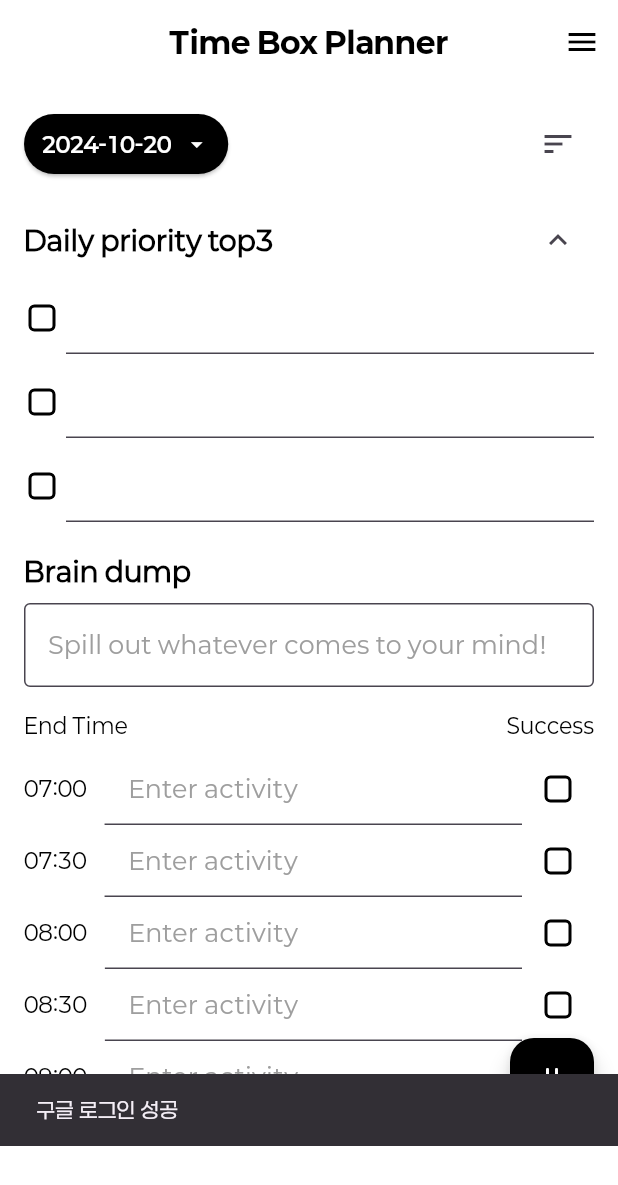
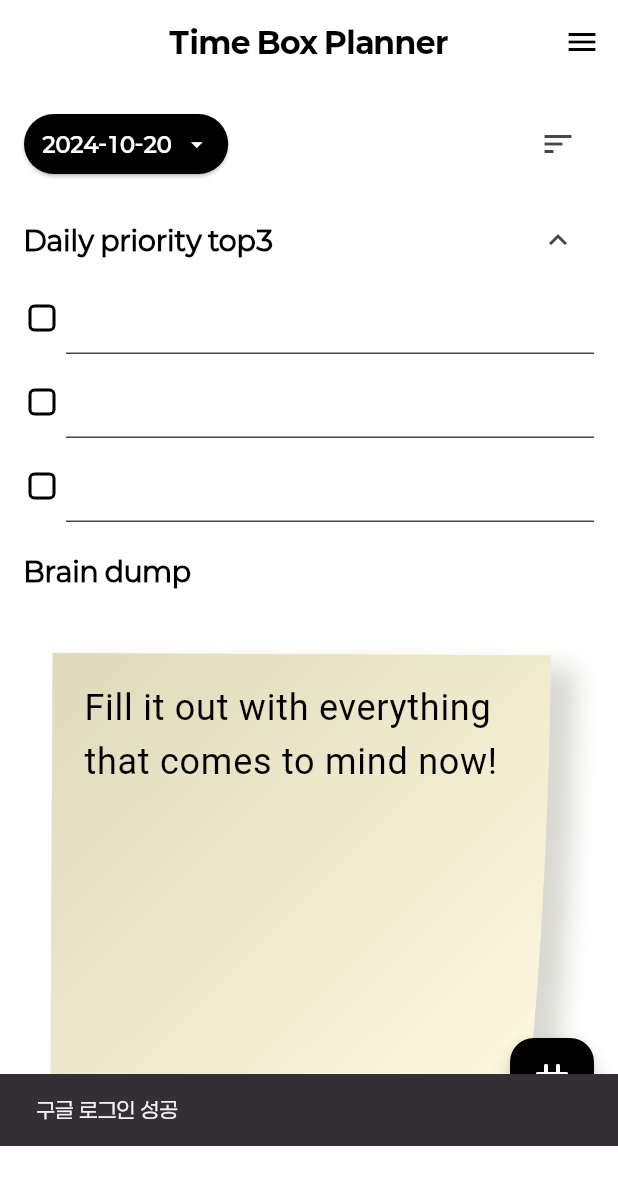
Before and after one commit to 9oHigh/usket.Tig, a Flutter app: the screen it shows after launch, after a tap on "구글 로그인", on a phone screen of 412 x 824 dp. Shown: the top 1185 px of the screen. Run offline on Flutter 3.47's test engine with Material 3 defaults, Android fonts, the light colour scheme and no system bars; drawn by our look-alikes of google_mobile_ads; our stand-ins replace cloud_firestore, firebase_auth, firebase_core, flutter_dotenv, flutter_keyboard_visibility, flutter_riverpod and 4 more; missing offline and left inert: flutter_email_sender, home_widget, kakao_flutter_sdk_user; accounts and stored records are empty; generated files the repository leaves out were written again; network calls fail; Roboto replaces fonts that are missing (NanumBrush).

Commit message:
feat:  new design and reconfigure layout

```diff
--- a/tig/lib/main.dart
+++ b/tig/lib/main.dart
@@ -1,6 +1,7 @@
 import 'dart:ui';
 
 import 'package:flutter/material.dart';
+import 'package:flutter_localizations/flutter_localizations.dart';
 import 'package:flutter_riverpod/flutter_riverpod.dart';
 import 'package:google_mobile_ads/google_mobile_ads.dart';
 import 'package:flutter_dotenv/flutter_dotenv.dart';
@@ -73,15 +74,29 @@
     return user != null && isLoggedIn;
   }
 
-  void _setHomeArrangeStatus() async {
+  _setHomeArrangeStatus() async {
     final SharedPreferences pref = await SharedPreferences.getInstance();
-    pref.setBool("isOnDaily", true);
-    pref.setBool("isOnBraindump", true);
+    final bool? isOnDaily = pref.getBool("isOnDaily");
+    final bool? isOnBraindump = pref.getBool("isOnBraindump");
+    if (isOnDaily == null && isOnBraindump == null) {
+      pref.setBool("isOnDaily", true);
+      pref.setBool("isOnBraindump", true);
+    }
   }
 
   @override
   Widget build(BuildContext context) {
     return MaterialApp(
+      supportedLocales: const [
+        Locale('en', ''),
+        Locale('ja', ''),
+        Locale('ko', ''),
+      ],
+      localizationsDelegates: const [
+        GlobalMaterialLocalizations.delegate,
+        GlobalWidgetsLocalizations.delegate,
+        GlobalCupertinoLocalizations.delegate,
+      ],
       builder: (context, child) {
         return ScrollConfiguration(
           behavior: Helpers.fixedScrollBehavior,
--- a/tig/lib/presentation/screens/auth/auth_screen.dart
+++ b/tig/lib/presentation/screens/auth/auth_screen.dart
@@ -27,7 +27,11 @@
                     await authUseCase.signInWithGoogle();
                     prefs.setBool("isLoggedIn", true);
                     messenger.showSnackBar(
-                      const SnackBar(content: Text('구글 로그인 성공')),
+                      const SnackBar(
+                          content: Text(
+                        '구글 로그인 성공',
+                        style: TextStyle(),
+                      )),
                     );
                     navigator.pushReplacementNamed('/home');
                   } catch (e) {
@@ -69,7 +73,7 @@
                             child: Text(
                               "구글 로그인",
                               style: TextStyle(
-                                  fontWeight: FontWeight.w400, fontSize: 17),
+                                  fontWeight: FontWeight.w400, fontSize: 16),
                             ),
                           ),
                         )
--- a/tig/lib/presentation/screens/home/home_screen.dart
+++ b/tig/lib/presentation/screens/home/home_screen.dart
@@ -1,5 +1,4 @@
 import 'dart:async';
-
 import 'package:firebase_auth/firebase_auth.dart';
 import 'package:flutter/material.dart';
 import 'package:flutter_keyboard_visibility/flutter_keyboard_visibility.dart';
@@ -30,9 +29,12 @@
   late DateTime _dateTime;
   late Tig tigData = Tig(date: DateTime.now());
   List<TextEditingController> _controllers = [];
+  List<String> tags = [];
+
   List<FocusNode> _focusNodes = [];
+  List<FocusNode> _dailyPrioritysNodes = [];
+  FocusNode _braindumpNode = FocusNode();
   int? _focusNodeIndex;
-  List<String> tags = [];
 
   late ScrollController _scrollController;
   late AnimationController _animationController;
@@ -41,7 +43,7 @@
   @override
   void initState() {
     super.initState();
-
+    _dateTime = DateTime.now();
     _userId = FirebaseAuth.instance.currentUser?.uid ?? 'defaultUserId';
 
     _scrollController = ScrollController()
@@ -60,12 +62,9 @@
 
     _brainDumpController = TextEditingController();
 
-    _dateTime = DateTime.now();
-
+    _initailizeFocusNodes();
     _loadTigData();
-
     _loadTags();
-
     _loadPreferences();
   }
 
@@ -81,6 +80,13 @@
       focusNode.dispose();
     }
     super.dispose();
+  }
+
+  _initailizeFocusNodes() {
+    _dailyPrioritysNodes = List.generate(3, (index) {
+      return FocusNode();
+    });
+    _braindumpNode = FocusNode();
   }
 
   Future<void> _loadTigData() async {
@@ -163,11 +169,11 @@
     }
   }
 
-  _showFullScreenAd() {
+  _showFullScreenAd() async {
     setState(() {
       _fullAdIsLoading = true;
     });
-    Future.delayed(const Duration(seconds: 3));
+    await Future.delayed(const Duration(seconds: 2));
     AdMobService.loadInterstitialAd(
         () => _pushTigModeScreen(context), _setFullAdLoaded);
   }
@@ -183,6 +189,38 @@
       AppRoute.tigMode,
       arguments: tigData,
     );
+  }
+
+  _showSavedDialog() {
+    showDialog(
+      context: context,
+      builder: (context) => AlertDialog(
+        actionsAlignment: MainAxisAlignment.center,
+        title: const Center(child: Text("저장 완료")),
+        content: const Text(
+          "저장이 완료되었습니다.",
+          textAlign: TextAlign.center,
+        ),
+        actions: [
+          ElevatedButton(
+            onPressed: () => Navigator.of(context).pop(),
+            child: const Text('확인'),
+          ),
+        ],
+      ),
+    );
+  }
+
+  TextStyle _getTextStyle(BuildContext context) {
+    Locale currentLocale = Localizations.localeOf(context);
+    Localizations.localeOf(context);
+    if (currentLocale.languageCode == 'ja') {
+      return const TextStyle(
+          fontFamily: 'ShigotoMemogaki', fontSize: 24, color: Colors.black);
+    } else {
+      return const TextStyle(
+          fontFamily: 'NanumBrush', fontSize: 24, color: Colors.black);
+    }
   }
 
   @override
@@ -217,58 +255,56 @@
           }),
           bottomSheet: KeyboardVisibilityBuilder(
             builder: (context, isVisible) {
-              if (isVisible) {
-                return Row(
-                  children: [
-                    Padding(
+              FocusNode currentFocus = FocusManager.instance.primaryFocus!;
+              bool isOtherFocusNodeFocused =
+                  !_focusNodes.contains(currentFocus);
+              if (isVisible && !isOtherFocusNodeFocused) {
+                return Padding(
                   padding: EdgeInsets.only(
-                        left: 16,
-                        right: 16,
+                    top: 2.0,
+                    left: 2.0,
+                    right: 2.0,
                     bottom: MediaQuery.of(context).viewInsets.bottom,
                   ),
-                      child: Container(
-                        width: MediaQuery.of(context).size.width - 32,
-                        height: 44,
-                        color: Colors.transparent,
+                  child: SizedBox(
+                    width: MediaQuery.of(context).size.width,
+                    child: SingleChildScrollView(
+                      scrollDirection: Axis.horizontal,
                       child: Row(
-                          mainAxisAlignment: MainAxisAlignment.spaceBetween,
-                          children: [
-                            Expanded(
-                              child: ListView.builder(
-                                  itemCount: tags.length,
-                                  scrollDirection: Axis.horizontal,
-                                  itemBuilder: (context, index) {
+                        children: tags.map((tag) {
                           return Padding(
                             padding:
-                                          const EdgeInsets.only(right: 16.0),
-                                      child: Center(
+                                const EdgeInsets.only(right: 2.0, left: 2.0),
                             child: TextButton(
                               onPressed: () {
-                                          _insertTextAtCursor(tags[index]);
+                                _insertTextAtCursor(tag);
+                                _moveToNextTextField();
                               },
-                                        child: Text(
-                                          tags[index],
+                              child: Text(tag),
                             ),
-                                      )),
                           );
-                                  }),
-                            ),
-                            IconButton(
-                              onPressed: () => _moveToNextTextField(),
-                              icon: const Icon(Icons.arrow_downward),
-                            ),
-                          ],
+                        }).toList(),
                       ),
                     ),
                   ),
-                  ],
                 );
               } else {
                 return const SizedBox.shrink();
               }
             },
           ),
-          body: Column(
+          body: LayoutBuilder(
+            builder: (context, constraints) {
+              return KeyboardVisibilityBuilder(builder: (context, isVisible) {
+                FocusNode currentFocus = FocusManager.instance.primaryFocus!;
+                bool isOtherFocusNodeFocused =
+                    !_focusNodes.contains(currentFocus);
+                return Padding(
+                  padding: EdgeInsets.only(
+                      bottom: isVisible && !isOtherFocusNodeFocused
+                          ? MediaQuery.of(context).viewInsets.bottom + 20
+                          : 0),
+                  child: Column(
                     children: [
                       Expanded(
                         child: ListView(
@@ -283,7 +319,8 @@
                               _buildExpandableSection(
                                 "Daily priority top3",
                                 _isDayExpanded,
-                        () => setState(() => _isDayExpanded = !_isDayExpanded),
+                                () => setState(
+                                    () => _isDayExpanded = !_isDayExpanded),
                                 tigData.dayTopPriorities,
                                 (index, value) {
                                   setState(() {
@@ -315,19 +352,24 @@
                               children: [
                                 SizedBox(
                                   child: ElevatedButton(
-                            onPressed: () {
-                              _saveTigData();
+                                    onPressed: () async {
+                                      await _saveTigData();
+                                      _showSavedDialog();
                                     },
                                     child: const Text('저장 하기'),
                                   ),
                                 ),
                                 SizedBox(
-                          child: ElevatedButton(
-                            onPressed: () {
-                              _saveTigData();
-                              _showFullScreenAd();
+                                  child: ElevatedButton.icon(
+                                    icon: const ImageIcon(
+                                      AssetImage("assets/images/play.png"),
+                                      size: 10,
+                                    ),
+                                    onPressed: () async {
+                                      await _saveTigData();
+                                      await _showFullScreenAd();
                                     },
-                            child: const Text('티그 모드'),
+                                    label: const Text('티그 모드'),
                                   ),
                                 ),
                               ],
@@ -336,6 +378,10 @@
                         ),
                       ),
                     ],
+                  ),
+                );
+              });
+            },
           ),
         ),
         if (_fullAdIsLoading) ...[
@@ -348,7 +394,7 @@
                   mainAxisAlignment: MainAxisAlignment.center,
                   children: [
                     Text(
-                      "티그 모드를 위해 데이터를 준비중이에요.\n준비되는 동안 광고가 나와요.\n잠시만 기다려주시면 멋진 티그모드를 만날 수 있어요!",
+                      "티그 모드를 위해 데이터를 준비중이에요.\n준비되는 동안 광고가 나와요.\n잠시만 기다려주세요🔥",
                       style: TextStyle(
                         color: Colors.white,
                         fontWeight: FontWeight.bold,
@@ -408,14 +454,38 @@
           ),
         ),
         const SizedBox(height: 8),
-        TextField(
+        Container(
+          height: MediaQuery.of(context).size.width,
+          width: MediaQuery.of(context).size.width,
+          decoration: const BoxDecoration(
+            image: DecorationImage(
+              image: AssetImage('assets/images/post_it.png'),
+              fit: BoxFit.cover,
+            ),
+          ),
+          child: TextField(
+            focusNode: _braindumpNode,
+            cursorColor: Colors.black,
+            cursorHeight: 16,
+            cursorWidth: 1.5,
             controller: _brainDumpController,
-          onChanged: (text) => setState(() => tigData.brainDump = text),
+            maxLines: 8,
+            minLines: 1,
+            onChanged: (text) => setState(() {}),
             onTapOutside: (event) =>
                 FocusManager.instance.primaryFocus?.unfocus(),
-          decoration: const InputDecoration(
-            hintText: "Spill out whatever comes to your mind!",
-            border: OutlineInputBorder(),
+            style: _getTextStyle(context),
+            decoration: InputDecoration(
+              hintText: "Fill it out with everything that comes to mind now!",
+              hintStyle: _getTextStyle(context),
+              border: InputBorder.none,
+              enabledBorder: InputBorder.none,
+              focusedBorder: InputBorder.none,
+              filled: true,
+              fillColor: Colors.transparent,
+              contentPadding: const EdgeInsets.only(
+                  left: 36, top: 52, bottom: 72, right: 40),
+            ),
           ),
         ),
       ],
@@ -423,6 +493,7 @@
   }
 
   Widget _buildFloatingActionButton() {
+    final isDarkMode = Theme.of(context).brightness == Brightness.dark;
     return AnimatedOpacity(
       opacity: _isAtBottom ? 0 : 1,
       duration: const Duration(milliseconds: 300),
@@ -431,15 +502,16 @@
         child: Stack(
           children: [
             FloatingActionButton(
-              backgroundColor: Colors.black,
+              backgroundColor: isDarkMode ? Colors.white : Colors.black,
               onPressed: () {
                 Navigator.pushNamed(context, AppRoute.tag).then((_) {
                   _loadTags();
                 });
               },
-              child: const Icon(
+              child: Icon(
                 Icons.tag_rounded,
-                color: Colors.white,
+                size: 32,
+                color: isDarkMode ? Colors.black : Colors.white,
               ),
             ),
           ],
@@ -521,6 +593,7 @@
                           ),
                           Expanded(
                             child: TextField(
+                              focusNode: _dailyPrioritysNodes[index],
                               minLines: 1,
                               maxLines: 2,
                               controller: TextEditingController(
@@ -535,8 +608,6 @@
                                 tigData.dayTopPriorities[index].isSucceed =
                                     priorities[index].isSucceed;
                               },
-                              decoration: const InputDecoration(
-                                  border: UnderlineInputBorder()),
                             ),
                           ),
                         ],
@@ -583,9 +654,9 @@
                   );
                   tigData.timeTable[index].activity = text;
                 },
-                decoration: const InputDecoration(
+                decoration: InputDecoration(
                   hintText: "Enter activity",
-                  border: UnderlineInputBorder(),
+                  hintStyle: Theme.of(context).textTheme.bodyMedium,
                 ),
               ),
             ),
--- a/tig/pubspec.yaml
+++ b/tig/pubspec.yaml
@@ -30,7 +30,8 @@
 dependencies:
   flutter:
     sdk: flutter
-
+  flutter_localizations:
+    sdk: flutter
   # The following adds the Cupertino Icons font to your application.
   # Use with the CupertinoIcons class for iOS style icons.
   cupertino_icons: ^1.0.6
```
Also changed, not shown: tig/lib/presentation/screens/home/home_arrange_screen.dart (+18 -12 lines), tig/lib/presentation/screens/menu/menu_screen.dart (+20 -31 lines), tig/lib/presentation/screens/tag/tag_screen.dart (+29 -12 lines). Lines whose indentation alone changed are shown as unchanged.
